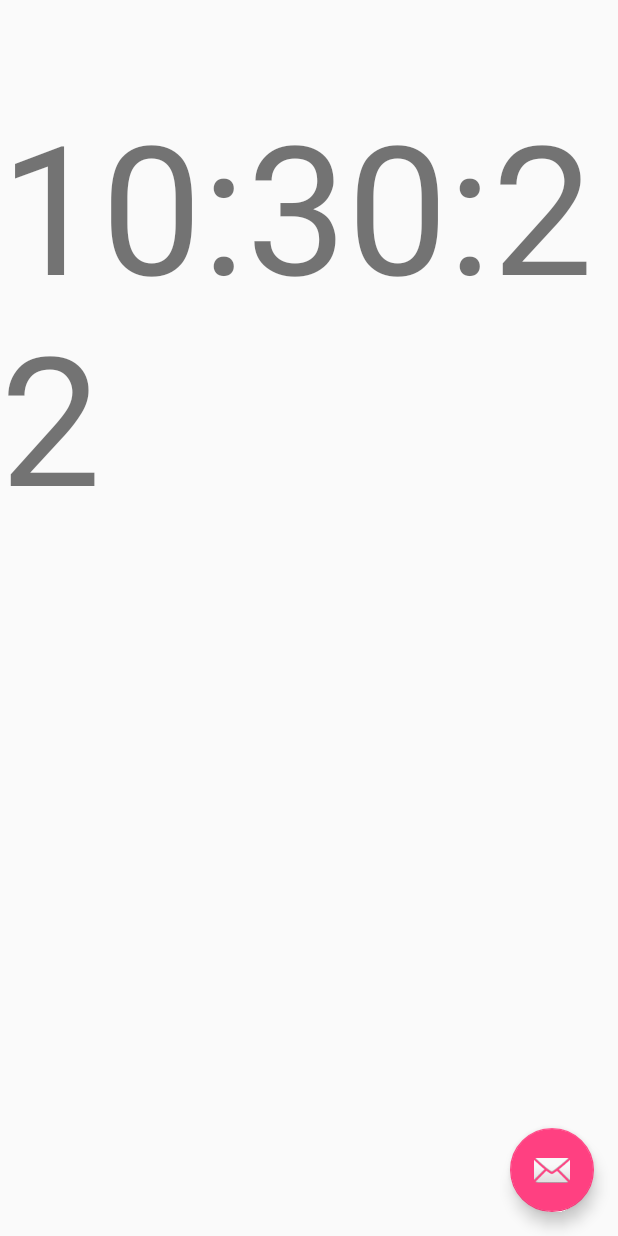
After one commit to dattran-vn01/phatquangmobile, an Android app: the layout activity_clock.xml on its own in the app's theme, with its tools: preview values and no code run, on a phone screen of 412 x 824 dp. The commit adds this screen. Run offline under Robolectric (Android 15) with nearby library versions, the phone set to English and light mode, and no system bars.

Commit message:
update ui

```diff
--- /dev/null
+++ b/Sala/src/main/java/com/phapquang/sala/services/MeditationListener.java
@@ -0,0 +1,7 @@
+package com.phapquang.sala.services;
+
+public interface MeditationListener {
+    public void onStart();
+
+    public void onStop();
+}
--- /dev/null
+++ b/Sala/src/main/java/com/phapquang/sala/services/MeditationRelease1.java
@@ -0,0 +1,4 @@
+package com.phapquang.sala.services;
+
+public class MeditationRelease1 {
+}
--- /dev/null
+++ b/Sala/src/main/java/com/phapquang/sala/services/MeditationRelease2.java
@@ -0,0 +1,4 @@
+package com.phapquang.sala.services;
+
+public class MeditationRelease2 {
+}
--- /dev/null
+++ b/Sala/src/main/java/com/phapquang/sala/ui/widgets/CountDown.java
@@ -0,0 +1,63 @@
+package com.phapquang.sala.ui.widgets;
+
+import android.content.Context;
+import android.os.Handler;
+import android.util.AttributeSet;
+import android.widget.TextView;
+
+import com.phapquang.sala.services.MeditationListener;
+
+import java.util.Calendar;
+import java.util.Locale;
+import java.util.Timer;
+import java.util.TimerTask;
+
+public class CountDown extends TextView implements MeditationListener {
+    public CountDown(Context context) {
+        super(context);
+
+        setupClock();
+    }
+
+    private void setupClock() {
+        new Timer().scheduleAtFixedRate(new TimerTask() {
+            Handler mHandler = new Handler();
+
+            @Override
+            public void run() {
+                mHandler.post(new Runnable() {
+                    public void run() {
+                        Calendar mCalendar = Calendar.getInstance();
+                        int hours = mCalendar.get(Calendar.HOUR_OF_DAY);
+                        int minutes = mCalendar.get(Calendar.MINUTE);
+                        int seconds = mCalendar.get(Calendar.SECOND);
+
+                        setText(String.format(Locale.ENGLISH, "%02d:%02d:%02d", hours, minutes, seconds));
+                    }
+                });
+            }
+        }, 0, 1000);
+    }
+
+    public CountDown(Context context, AttributeSet attrs) {
+        super(context, attrs);
+
+        setupClock();
+    }
+
+    public CountDown(Context context, AttributeSet attrs, int defStyle) {
+        super(context, attrs, defStyle);
+
+        setupClock();
+    }
+
+    @Override
+    public void onStart() {
+
+    }
+
+    @Override
+    public void onStop() {
+
+    }
+}
--- /dev/null
+++ b/Sala/src/main/res/layout/activity_clock.xml
@@ -0,0 +1,24 @@
+<?xml version="1.0" encoding="utf-8"?>
+<android.support.design.widget.CoordinatorLayout xmlns:android="http://schemas.android.com/apk/res/android"
+    xmlns:app="http://schemas.android.com/apk/res-auto"
+    xmlns:tools="http://schemas.android.com/tools"
+    android:layout_width="match_parent"
+    android:layout_height="match_parent"
+    android:fitsSystemWindows="true"
+    tools:context="com.phapquang.sala.ui.ClockActivity">
+
+    <android.support.design.widget.FloatingActionButton
+        android:id="@+id/fab"
+        android:layout_width="wrap_content"
+        android:layout_height="wrap_content"
+        android:layout_gravity="bottom|end"
+        android:layout_margin="@dimen/fab_margin"
+        app:srcCompat="@android:drawable/ic_dialog_email" />
+
+    <com.phapquang.sala.ui.widgets.CountDown
+        android:id="@+id/digitalClock"
+        android:layout_width="match_parent"
+        android:layout_height="wrap_content"
+        android:textSize="120dp"/>
+
+</android.support.design.widget.CoordinatorLayout>
--- a/Sala/src/main/res/xml/pref_headers.xml
+++ b/Sala/src/main/res/xml/pref_headers.xml
@@ -3,17 +3,17 @@
     <!-- These settings headers are only used on tablets. -->
 
     <header
-        android:fragment="com.phapquang.sala.ui.SettingsActivity$GeneralPreferenceFragment"
+        android:fragment="com.phapquang.sala.ui.settings.AppSettingActivity$GeneralPreferenceFragment"
         android:icon="@drawable/ic_info_black_24dp"
         android:title="@string/pref_header_general" />
 
     <header
-        android:fragment="com.phapquang.sala.ui.SettingsActivity$NotificationPreferenceFragment"
+        android:fragment="com.phapquang.sala.ui.settings.AppSettingActivity$NotificationPreferenceFragment"
         android:icon="@drawable/ic_notifications_black_24dp"
         android:title="@string/pref_header_notifications" />
 
     <header
-        android:fragment="com.phapquang.sala.ui.SettingsActivity$DataSyncPreferenceFragment"
+        android:fragment="com.phapquang.sala.ui.settings.AppSettingActivity$DataSyncPreferenceFragment"
         android:icon="@drawable/ic_sync_black_24dp"
         android:title="@string/pref_header_data_sync" />
 
```
Also changed, not shown: Sala/src/main/AndroidManifest.xml (+10 -7 lines), Sala/src/main/java/com/phapquang/sala/ui/ClockActivity.java (added, +41 -0 lines), Sala/src/main/java/com/phapquang/sala/ui/StartupActivity.java (+6 -6 lines), Sala/src/main/java/com/phapquang/sala/ui/settings/AppSettingActivity.java (renamed from Sala/src/main/java/com/phapquang/sala/ui/SettingsActivity.java, +6 -6 lines), Sala/src/main/java/com/phapquang/sala/ui/settings/MeditationSettingActivity.java (added, +256 -0 lines), Sala/src/main/java/com/phapquang/sala/ui/widgets/DigitalClock.java (added, +51 -0 lines), Sala/src/main/res/layout/fragment_question2.xml (deleted, +0 -16 lines), Sala/src/main/res/values/strings.xml (+6 -1 lines), Sala/src/main/assets/fonts/digital-7.ttf (added), Sala/src/main/res/fonts/digital-7.ttf (added).
